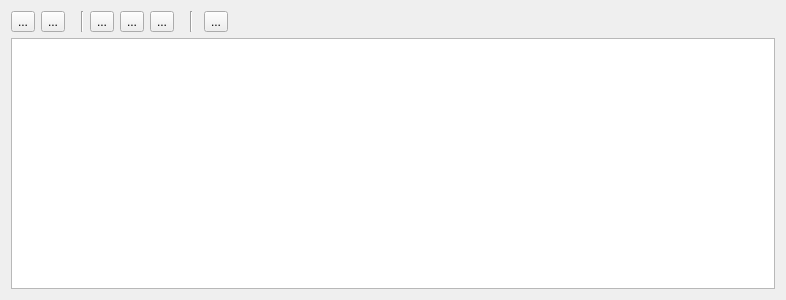
The window that ground/openpilotgcs/src/plugins/uavobjectbrowser/uavobjectbrowser.ui (openpilot/OpenPilot) describes before a commit, drawn with Qt 5.
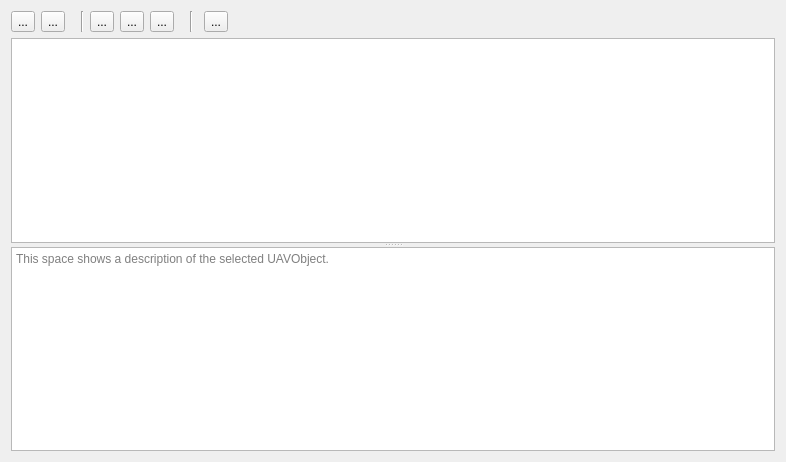
The same window after the commit. Icons and pictures are not drawn.

Commit message: OP-1538 Added saving of splitter sizes.

```diff
--- a/ground/openpilotgcs/src/plugins/uavobjectbrowser/uavobjectbrowser.ui
+++ b/ground/openpilotgcs/src/plugins/uavobjectbrowser/uavobjectbrowser.ui
@@ -7,7 +7,7 @@
     <x>0</x>
     <y>0</y>
     <width>786</width>
-    <height>300</height>
+    <height>462</height>
    </rect>
   </property>
   <property name="windowTitle">
@@ -220,7 +220,63 @@
     </layout>
    </item>
    <item>
-    <widget class="QTreeView" name="treeView"/>
+    <widget class="QWidget" name="widget" native="true">
+     <layout class="QVBoxLayout" name="verticalLayout_3">
+      <property name="leftMargin">
+       <number>0</number>
+      </property>
+      <property name="topMargin">
+       <number>0</number>
+      </property>
+      <property name="rightMargin">
+       <number>0</number>
+      </property>
+      <property name="bottomMargin">
+       <number>0</number>
+      </property>
+      <item>
+       <widget class="QSplitter" name="splitter">
+        <property name="lineWidth">
+         <number>0</number>
+        </property>
+        <property name="orientation">
+         <enum>Qt::Vertical</enum>
+        </property>
+        <widget class="QTreeView" name="treeView">
+         <property name="sizePolicy">
+          <sizepolicy hsizetype="Expanding" vsizetype="Expanding">
+           <horstretch>0</horstretch>
+           <verstretch>0</verstretch>
+          </sizepolicy>
+         </property>
+        </widget>
+        <widget class="QTextEdit" name="descriptionText">
+         <property name="sizePolicy">
+          <sizepolicy hsizetype="Expanding" vsizetype="Expanding">
+           <horstretch>0</horstretch>
+           <verstretch>0</verstretch>
+          </sizepolicy>
+         </property>
+         <property name="minimumSize">
+          <size>
+           <width>0</width>
+           <height>0</height>
+          </size>
+         </property>
+         <property name="horizontalScrollBarPolicy">
+          <enum>Qt::ScrollBarAlwaysOff</enum>
+         </property>
+         <property name="textInteractionFlags">
+          <set>Qt::TextSelectableByKeyboard|Qt::TextSelectableByMouse</set>
+         </property>
+         <property name="placeholderText">
+          <string>This space shows a description of the selected UAVObject.</string>
+         </property>
+        </widget>
+       </widget>
+      </item>
+     </layout>
+    </widget>
    </item>
   </layout>
  </widget>
```
The commit also changes 7 other files.
